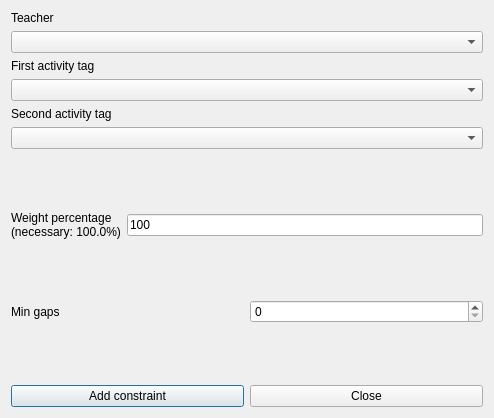
This is fet/src/interface/addconstraintteachermingapsbetweenorderedpairofactivitytagsform_template.ui in vonmecheln/fet as Qt 5 draws it before an edit. The edited form follows.
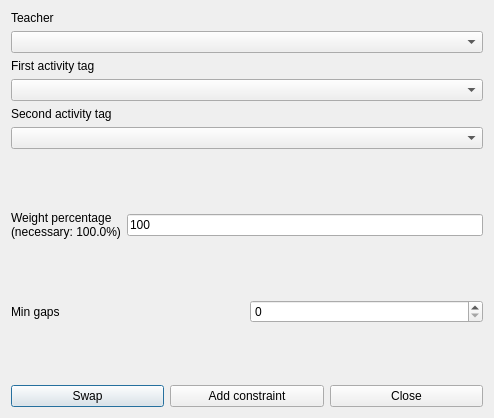
This is the edited form.

```diff
--- a/fet/src/interface/addconstraintteachermingapsbetweenorderedpairofactivitytagsform_template.ui
+++ b/fet/src/interface/addconstraintteachermingapsbetweenorderedpairofactivitytagsform_template.ui
@@ -206,6 +206,13 @@
    </item>
    <item>
     <layout class="QHBoxLayout">
+     <item>
+      <widget class="QPushButton" name="swapPushButton">
+       <property name="text">
+        <string comment="Interchange (swap) the two selected activity tags in the dialog">Swap</string>
+       </property>
+      </widget>
+     </item>
      <item>
       <widget class="QPushButton" name="addConstraintPushButton">
        <property name="text">
```
